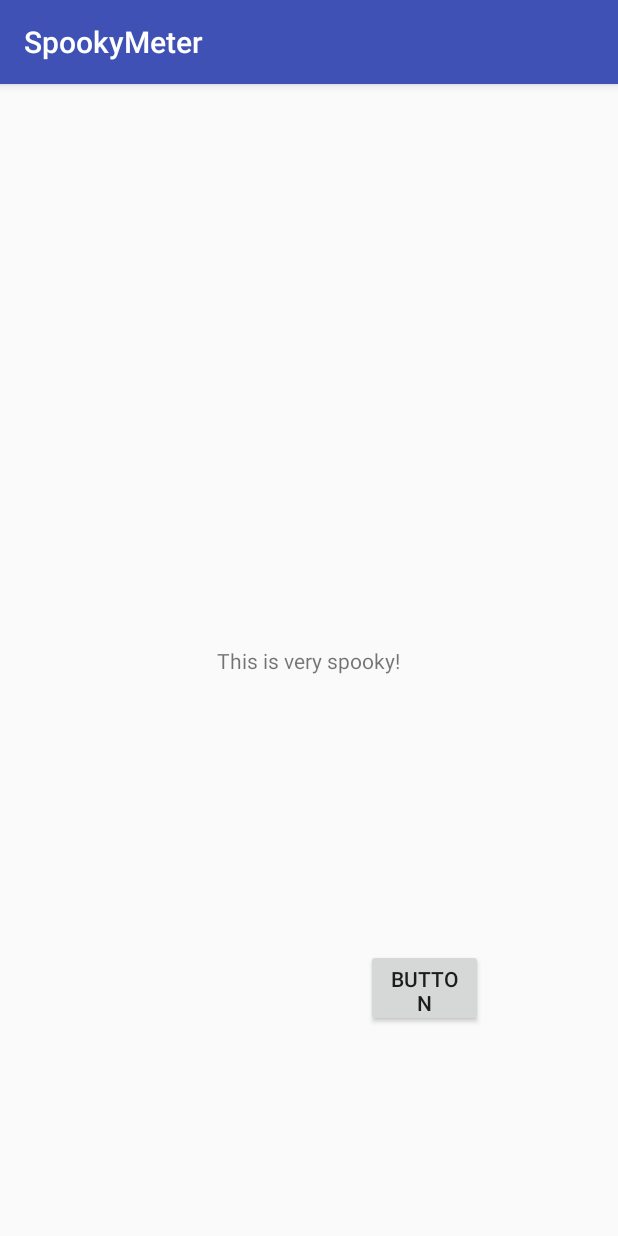
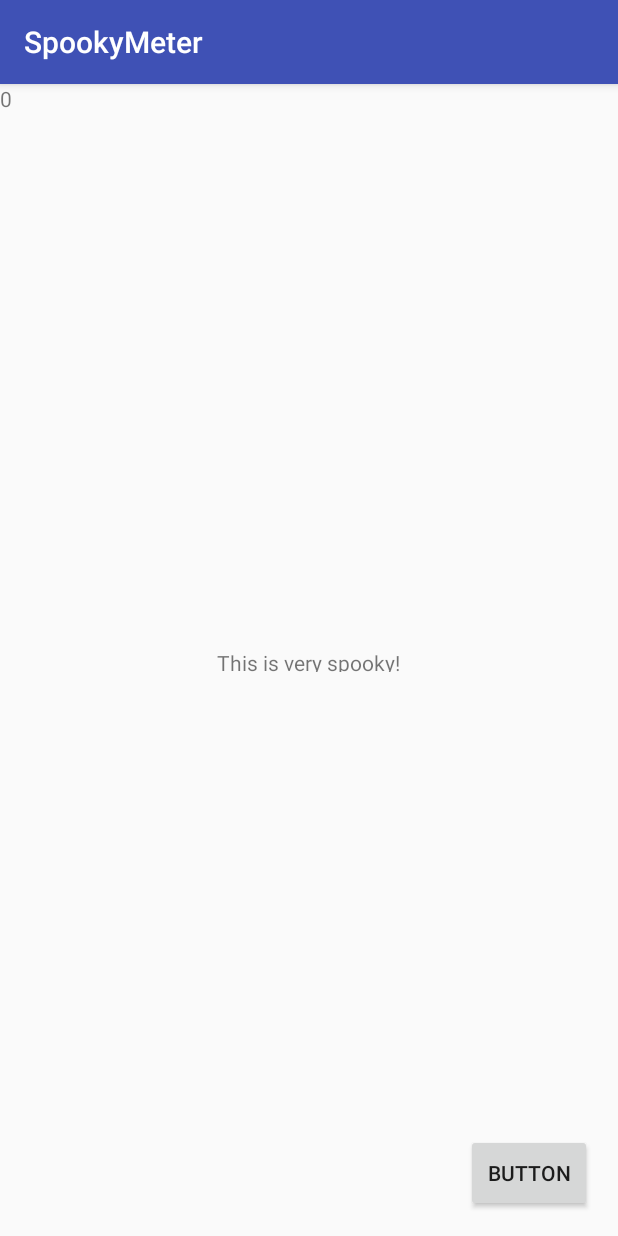
Before and after one commit to Luminations/spooky, an Android app: the screen it shows after launch (MainActivity), on a phone screen of 412 x 824 dp. Run offline under Robolectric (Android 15) with nearby library versions, the phone set to English and light mode, and no system bars.

Commit message:
added spookyfactors to SpookyThread

```diff
--- a/spooky/Programm/app/src/main/java/team1/red/zli/spookymeter/MainActivity.java
+++ b/spooky/Programm/app/src/main/java/team1/red/zli/spookymeter/MainActivity.java
@@ -1,18 +1,30 @@
 package team1.red.zli.spookymeter;
 
 import android.content.Intent;
+import android.os.Handler;
+import android.os.Message;
 import android.support.v7.app.AppCompatActivity;
 import android.os.Bundle;
 import android.view.View;
 import android.widget.Button;
+import android.widget.TextView;
 
 import java.util.ArrayList;
 
 import team1.red.zli.spookymeter.SpookyFactors.SpookyFactor;
 
 public class MainActivity extends AppCompatActivity {
+    private final Handler handler = new Handler(){
+        @Override
+        public void handleMessage(Message msg) {
+            super.handleMessage(msg);
+            TextView textView  = findViewById(R.id.textView);
+            textView.setText(String.valueOf(msg.what));
 
-    ArrayList<SpookyFactor> spookyFactors;
+
+        }
+    };
+
     int spooky;
     @Override
     protected void onCreate(Bundle savedInstanceState) {
@@ -27,10 +39,7 @@ public class MainActivity extends AppCompatActivity {
                 startActivityForResult(myIntent, 0);
             }
         });
-
-        spookyFactors = new ArrayList<>();
-
-
-
+        SpookyThread spookyFactorThread = new SpookyThread(handler);
+        spookyFactorThread.start();
     }
 }
--- /dev/null
+++ b/spooky/Programm/app/src/main/java/team1/red/zli/spookymeter/SpookyThread.java
@@ -0,0 +1,52 @@
+package team1.red.zli.spookymeter;
+
+import android.os.Handler;
+
+import java.util.ArrayList;
+
+import team1.red.zli.spookymeter.SpookyFactors.BatteryLifetime;
+import team1.red.zli.spookymeter.SpookyFactors.Darkness;
+import team1.red.zli.spookymeter.SpookyFactors.Location;
+import team1.red.zli.spookymeter.SpookyFactors.Sound;
+import team1.red.zli.spookymeter.SpookyFactors.SpookyDate;
+import team1.red.zli.spookymeter.SpookyFactors.SpookyFactor;
+import team1.red.zli.spookymeter.SpookyFactors.Time;
+
+/**
+ * Created by admin on 13.11.2017.
+ */
+
+public class SpookyThread extends Thread{
+
+    Handler handler;
+    ArrayList<SpookyFactor> spookyFactors;
+    int spookyness;
+    SpookyThread(Handler handler) {
+        this.handler = handler;
+        spookyFactors = new ArrayList<>();
+        spookyFactors.add(new BatteryLifetime());
+        spookyFactors.add(new Darkness());
+        spookyFactors.add(new Location());
+        spookyFactors.add(new Sound());
+        spookyFactors.add(new SpookyDate());
+        spookyFactors.add(new Time());
+    }
+
+    @Override
+    public void run() {
+        while (true){
+            spookyness = 0;
+
+            for (int i = 0; i < spookyFactors.size(); i++){
+                spookyness += spookyFactors.get(i).getSpookyFactor();
+            }
+
+            handler.obtainMessage(spookyness).sendToTarget();
+            try {
+                this.sleep(50);
+            } catch (Exception e) {
+                System.out.println(e);
+            }
+        }
+    }
+}
--- a/spooky/Programm/app/src/main/res/layout/activity_main.xml
+++ b/spooky/Programm/app/src/main/res/layout/activity_main.xml
@@ -8,7 +8,7 @@
 
     <TextView
         android:layout_width="wrap_content"
-        android:layout_height="wrap_content"
+        android:layout_height="16dp"
         android:text="This is very spooky!"
         app:layout_constraintBottom_toBottomOf="parent"
         app:layout_constraintLeft_toLeftOf="parent"
@@ -17,7 +17,7 @@
 
     <Button
         android:id="@+id/button2"
-        android:layout_width="78dp"
+        android:layout_width="84dp"
         android:layout_height="52dp"
         android:layout_marginBottom="16dp"
         android:layout_marginStart="8dp"
@@ -25,10 +25,17 @@
         android:text="Button"
         app:layout_constraintBottom_toBottomOf="parent"
         app:layout_constraintEnd_toEndOf="parent"
-        app:layout_constraintHorizontal_bias="0.723"
+        app:layout_constraintHorizontal_bias="0.945"
         app:layout_constraintStart_toStartOf="parent"
         app:layout_constraintTop_toTopOf="parent"
-        app:layout_constraintVertical_bias="0.822"
-        android:layout_marginLeft="8dp" />
+        app:layout_constraintVertical_bias="1.0" />
+
+    <TextView
+        android:id="@+id/textView"
+        android:layout_width="wrap_content"
+        android:layout_height="wrap_content"
+        android:text="TextView"
+        tools:layout_editor_absoluteX="104dp"
+        tools:layout_editor_absoluteY="103dp" />
 
 </android.support.constraint.ConstraintLayout>
```
